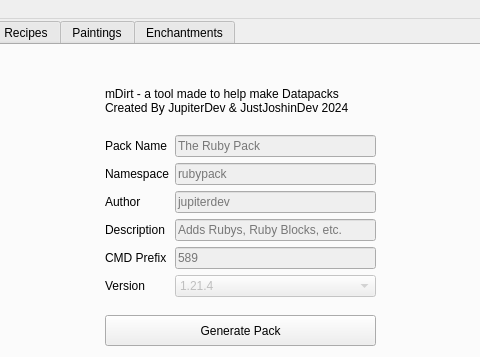
Faith-and-Code-Technologies/mDirt, file lib/ui.ui: the form before one commit; both pictures show x 236 to 716 and y 0 to 357 of the 975 by 718 pixel window.
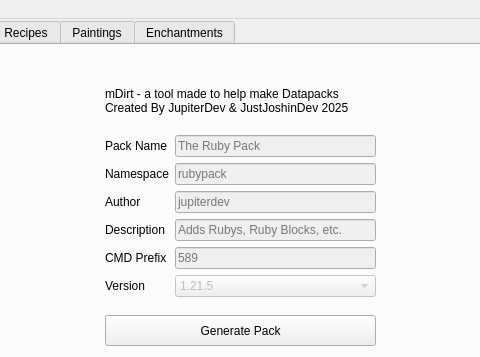
The form after the commit.

Diff of the .ui file:
```diff
--- a/lib/ui.ui
+++ b/lib/ui.ui
@@ -155,6 +155,11 @@
          <property name="enabled">
           <bool>false</bool>
          </property>
+         <item>
+          <property name="text">
+           <string>1.21.5</string>
+          </property>
+         </item>
          <item>
           <property name="text">
            <string>1.21.4</string>
@@ -196,7 +201,7 @@
       </property>
       <property name="text">
        <string>mDirt - a tool made to help make Datapacks
-Created By JupiterDev &amp; JustJoshinDev 2024</string>
+Created By JupiterDev &amp; JustJoshinDev 2025</string>
       </property>
      </widget>
     </widget>
```
Left out of the diff: 4 changed lines with no effect on the pictures.
